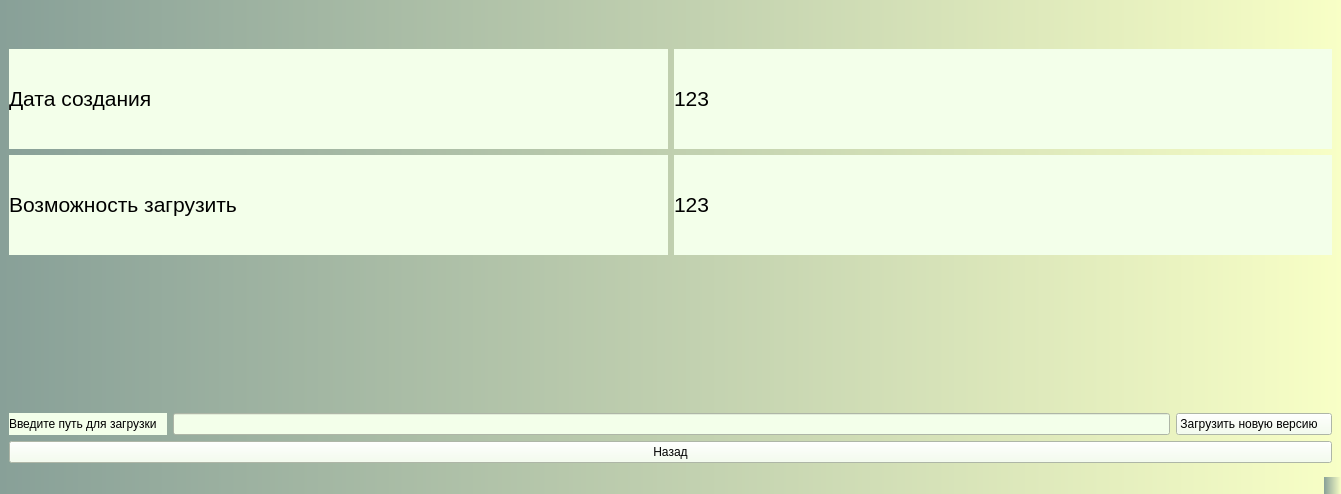
ssahaa/diplom_back, file windowsUI/OldTpCard.ui: the form before one commit.
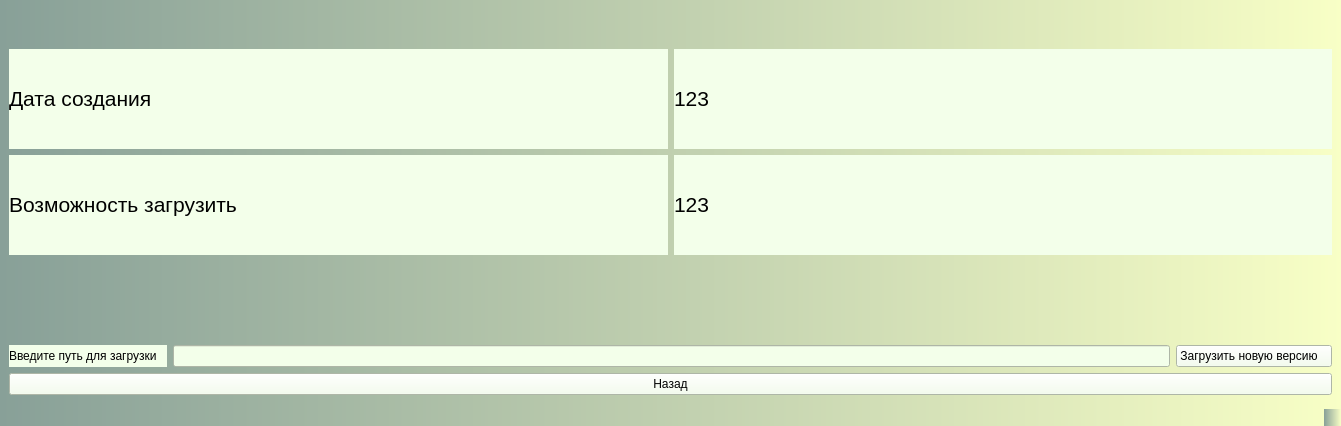
The form after the commit.

What changed in the file:
```diff
--- a/windowsUI/OldTpCard.ui
+++ b/windowsUI/OldTpCard.ui
@@ -7,7 +7,7 @@
     <x>0</x>
     <y>0</y>
     <width>1341</width>
-    <height>494</height>
+    <height>426</height>
    </rect>
   </property>
   <property name="windowTitle">
```
Left out of the diff: 104 changed lines with no effect on the pictures.
